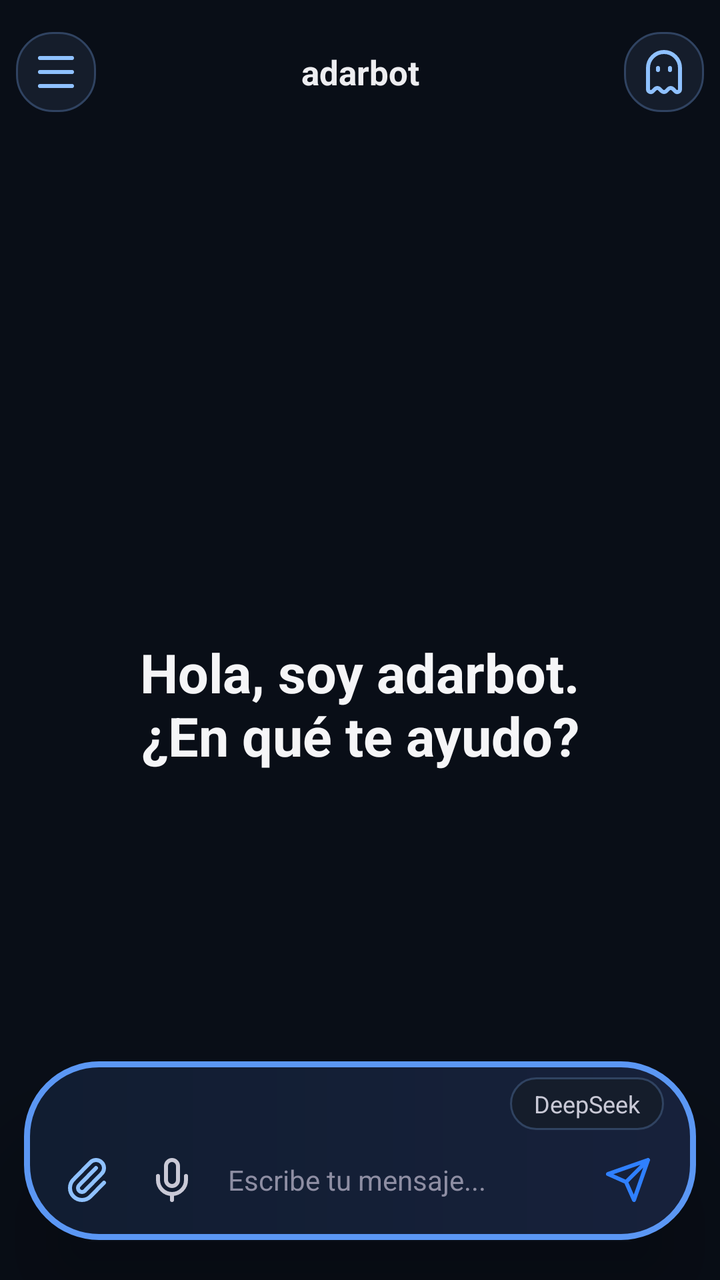
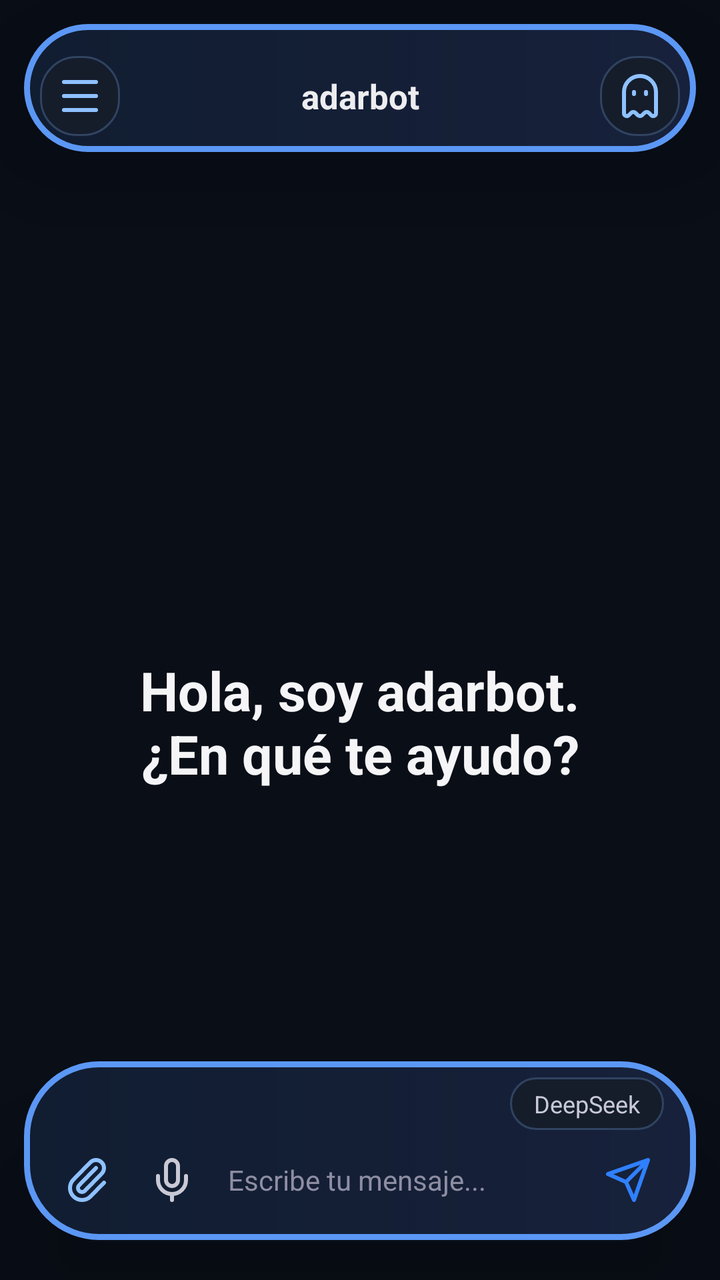

The first picture is an Android layout as it rendered before a commit; the second is the same layout after the commit. The layout source and the unified diff follow.
<!-- AndroidManifest.xml: activity theme Theme.NemotronVoiceIME -->
<!-- res/layout/activity_chat.xml -->
<?xml version="1.0" encoding="utf-8"?>
<FrameLayout xmlns:android="http://schemas.android.com/apk/res/android"
    android:layout_width="match_parent"
    android:layout_height="match_parent"
    android:background="#090E17">

    <LinearLayout
        android:layout_width="match_parent"
        android:layout_height="match_parent"
        android:orientation="vertical">

    <FrameLayout
        android:layout_width="match_parent"
        android:layout_height="wrap_content"
        android:paddingLeft="8dp"
        android:paddingTop="16dp"
        android:paddingRight="8dp"
        android:paddingBottom="8dp">

        <LinearLayout
            android:layout_width="wrap_content"
            android:layout_height="40dp"
            android:layout_gravity="start|center_vertical"
            android:gravity="center_vertical">
            <ImageButton
                android:id="@+id/btnMenuChat"
                android:layout_width="40dp"
                android:layout_height="40dp"
                android:background="@drawable/bg_chip"
                android:contentDescription="Abrir menú de chats"
                android:padding="8dp"
                android:src="@drawable/ic_menu"
                android:tint="#8FC1FF" />
            <ImageButton
                android:id="@+id/btnBack"
                android:layout_width="40dp"
                android:layout_height="40dp"
                android:background="?attr/selectableItemBackgroundBorderless"
                android:contentDescription="Volver"
                android:padding="8dp"
                android:src="@drawable/ic_back"
                android:tint="#EDEDF0"
                android:visibility="gone" />
            <View
                android:id="@+id/connectionDot"
                android:layout_width="8dp"
                android:layout_height="8dp"
                android:layout_gravity="center_vertical"
                android:layout_marginLeft="8dp"
                android:layout_marginRight="3dp"
                android:translationX="56dp"
                android:background="@drawable/bg_connection_offline" />
        </LinearLayout>

        <TextView
            android:id="@+id/convTitle"
            android:layout_width="220dp"
            android:layout_height="wrap_content"
            android:layout_gravity="center"
            android:ellipsize="end"
            android:gravity="center"
            android:maxLines="1"
            android:text="adarbot"
            android:textColor="#EDEDF0"
            android:textSize="17sp"
            android:textStyle="bold" />

        <LinearLayout
            android:layout_width="wrap_content"
            android:layout_height="40dp"
            android:layout_gravity="end|center_vertical"
            android:gravity="center_vertical">
            <ImageButton
                android:id="@+id/btnIncognitoHome"
                android:layout_width="40dp"
                android:layout_height="40dp"
                android:layout_marginLeft="4dp"
                android:background="@drawable/bg_chip"
                android:contentDescription="Nuevo chat incógnito"
                android:padding="9dp"
                android:src="@drawable/ic_ghost"
                android:tint="#8FC1FF" />
            <ImageButton
                android:id="@+id/btnDelete"
                android:layout_width="40dp"
                android:layout_height="40dp"
                android:background="?attr/selectableItemBackgroundBorderless"
                android:contentDescription="Eliminar conversacion"
                android:padding="10dp"
                android:src="@drawable/ic_trash"
                android:tint="#5A5A6E"
                android:visibility="gone" />
        </LinearLayout>
    </FrameLayout>

    <FrameLayout
        android:layout_width="match_parent"
        android:layout_height="0dp"
        android:layout_weight="1">
        <androidx.recyclerview.widget.RecyclerView
            android:id="@+id/recyclerMessages"
            android:layout_width="match_parent"
            android:layout_height="match_parent"
            android:clipToPadding="false"
            android:paddingBottom="112dp" />
        <TextView
            android:id="@+id/welcomeView"
            android:layout_width="match_parent"
            android:layout_height="wrap_content"
            android:layout_gravity="center"
            android:gravity="center"
            android:text="Hola, soy adarbot.\n¿En qué te ayudo?"
            android:textColor="#F5F5F7"
            android:textSize="27sp"
            android:textStyle="bold" />
    </FrameLayout>

    </LinearLayout>

    <FrameLayout
        android:id="@+id/chatAttachmentPreview"
        android:layout_width="match_parent"
        android:layout_height="96dp"
        android:layout_gravity="bottom|center_horizontal"
        android:layout_marginLeft="22dp"
        android:layout_marginRight="22dp"
        android:layout_marginBottom="112dp"
        android:padding="4dp"
        android:background="@drawable/bg_float_bar"
        android:elevation="24dp"
        android:visibility="gone">
        <ImageView
            android:id="@+id/chatAttachmentImage"
            android:layout_width="match_parent"
            android:layout_height="match_parent"
            android:contentDescription="Vista previa del adjunto"
            android:scaleType="centerCrop" />
        <ImageButton
            android:id="@+id/chatAttachmentRemove"
            android:layout_width="32dp"
            android:layout_height="32dp"
            android:layout_gravity="top|end"
            android:layout_margin="6dp"
            android:background="@drawable/bg_assist_icon"
            android:contentDescription="Quitar adjunto"
            android:padding="7dp"
            android:src="@drawable/ic_close"
            android:tint="#FFFFFF" />
    </FrameLayout>

    
    <LinearLayout
        android:layout_width="match_parent"
        android:layout_height="wrap_content"
        android:layout_gravity="bottom"
        android:layout_marginLeft="12dp"
        android:layout_marginRight="12dp"
        android:layout_marginTop="14dp"
        android:layout_marginBottom="20dp"
        android:background="@drawable/bg_float_bar"
        android:elevation="24dp"
        android:translationZ="8dp"
        android:gravity="end"
        android:orientation="vertical"
        android:paddingLeft="12dp"
        android:paddingTop="8dp"
        android:paddingRight="12dp"
        android:paddingBottom="8dp">

        <TextView
            android:id="@+id/modelChip"
            android:layout_width="wrap_content"
            android:layout_height="wrap_content"
            android:layout_marginRight="4dp"
            android:layout_marginBottom="3dp"
            android:background="@drawable/bg_chip"
            android:paddingLeft="12dp"
            android:paddingTop="5dp"
            android:paddingRight="12dp"
            android:paddingBottom="5dp"
            android:text="DeepSeek"
            android:textColor="#C9C9D6"
            android:textSize="12sp" />

        <LinearLayout
            android:layout_width="match_parent"
            android:layout_height="wrap_content"
            android:gravity="center_vertical"
            android:orientation="horizontal">

        <ImageButton
            android:id="@+id/btnAttach"
            android:layout_width="40dp"
            android:layout_height="44dp"
            android:background="@android:color/transparent"
            android:contentDescription="Adjuntar"
            android:padding="9dp"
            android:src="@drawable/ic_attach"
            android:tint="#8FC1FF" />

        <ImageButton
            android:id="@+id/btnMic"
            android:layout_width="44dp"
            android:layout_height="44dp"
            android:background="@android:color/transparent"
            android:contentDescription="Escribir por voz"
            android:padding="10dp"
            android:src="@drawable/ic_mic"
            android:tint="#C9C9D6" />

        <EditText
            android:id="@+id/inputField"
            android:layout_width="0dp"
            android:layout_height="44dp"
            android:layout_weight="1"
            android:layout_marginLeft="0dp"
            android:layout_marginRight="2dp"
            android:background="@android:color/transparent"
            android:hint="Escribe tu mensaje..."
            android:imeOptions="actionSend"
            android:importantForAutofill="no"
            android:inputType="text"
            android:maxLines="1"
            android:paddingLeft="6dp"
            android:paddingRight="6dp"
            android:textColor="#EDEDF0"
            android:textColorHint="#8E8EA3"
            android:textSize="14sp" />

        <ImageButton
            android:id="@+id/btnSend"
            android:layout_width="44dp"
            android:layout_height="44dp"
            android:background="@android:color/transparent"
            android:contentDescription="Enviar"
            android:padding="10dp"
            android:src="@drawable/ic_send"
            android:tint="#2F80FF" />
        </LinearLayout>
    </LinearLayout>
</FrameLayout>
<!-- resources referenced by this layout -->
<resources>
  <!-- drawable bg_chip (drawable) -->
  <shape xmlns:android="http://schemas.android.com/apk/res/android"
      android:shape="rectangle">
      <solid android:color="#151D2B" />
      <stroke android:width="1dp" android:color="#304361" />
      <corners android:radius="18dp" />
  </shape>
  <!-- drawable bg_connection_offline (drawable) -->
  <shape xmlns:android="http://schemas.android.com/apk/res/android" android:shape="oval"><solid android:color="#F06065" /></shape>
  <!-- drawable bg_float_bar (drawable) -->
  <shape xmlns:android="http://schemas.android.com/apk/res/android" android:shape="rectangle">
      <gradient android:angle="0" android:startColor="#111D31" android:endColor="#17213B" />
      <stroke android:width="3dp" android:color="#5B97F4" />
      <corners android:radius="36dp" />
  </shape>
  <!-- drawable ic_attach (drawable) -->
  <vector xmlns:android="http://schemas.android.com/apk/res/android" android:width="24dp" android:height="24dp" android:viewportWidth="24" android:viewportHeight="24">
      <path android:fillColor="#00000000" android:strokeColor="#FFFFFFFF" android:strokeWidth="2" android:strokeLineCap="round" android:strokeLineJoin="round" android:pathData="M16,6L7.59,14.59A2,2 0,0 0,10.42,17.42L18.83,8.83A4,4 0,1 0,13.17,3.17L4.79,11.72A6,6 0,1 0,13.28,20.2L20,13.35" />
  </vector>
  <!-- drawable ic_back (drawable) -->
  <vector xmlns:android="http://schemas.android.com/apk/res/android" android:width="24dp" android:height="24dp" android:viewportWidth="24" android:viewportHeight="24">
      <path android:fillColor="#00000000" android:strokeColor="#FFFFFFFF" android:strokeWidth="2" android:strokeLineCap="round" android:strokeLineJoin="round" android:pathData="M12,19L5,12L12,5M19,12L5,12" />
  </vector>
  <!-- drawable ic_close (drawable) -->
  <vector xmlns:android="http://schemas.android.com/apk/res/android" android:width="24dp" android:height="24dp" android:viewportWidth="24" android:viewportHeight="24">
      <path android:fillColor="#00000000" android:strokeColor="#FFFFFFFF" android:strokeWidth="2" android:strokeLineCap="round" android:pathData="M18,6L6,18M6,6L18,18" />
  </vector>
  <!-- drawable ic_menu (drawable) -->
  <vector xmlns:android="http://schemas.android.com/apk/res/android" android:width="24dp" android:height="24dp" android:viewportWidth="24" android:viewportHeight="24">
      <path android:fillColor="#00000000" android:strokeColor="#FFFFFFFF" android:strokeWidth="2" android:strokeLineCap="round" android:pathData="M4,5L20,5M4,12L20,12M4,19L20,19" />
  </vector>
  <!-- drawable ic_mic (drawable) -->
  <vector xmlns:android="http://schemas.android.com/apk/res/android" android:width="24dp" android:height="24dp" android:viewportWidth="24" android:viewportHeight="24">
      <path android:fillColor="#00000000" android:strokeColor="#FFFFFFFF" android:strokeWidth="2" android:strokeLineCap="round" android:strokeLineJoin="round" android:pathData="M12,19L12,22M19,10L19,12A7,7 0,0 1,5,12L5,10M9,5A3,3 0,0 1,15,5L15,12A3,3 0,0 1,9,12Z" />
  </vector>
  <!-- drawable ic_send (drawable) -->
  <vector xmlns:android="http://schemas.android.com/apk/res/android" android:width="24dp" android:height="24dp" android:viewportWidth="24" android:viewportHeight="24">
      <path android:fillColor="#00000000" android:strokeColor="#FFFFFFFF" android:strokeWidth="2" android:strokeLineCap="round" android:strokeLineJoin="round" android:pathData="M22,2L11,13M22,2L15,22L11,13L2,9Z" />
  </vector>
  <style name="Theme.NemotronVoiceIME" parent="Theme.Material3.DayNight.NoActionBar">
          <item name="colorPrimary">@color/accent</item>
          <item name="colorPrimaryVariant">@color/accent_dark</item>
          <item name="colorOnPrimary">@color/text_light</item>
          <item name="android:statusBarColor">@color/bg_primary</item>
      </style>
  <color name="accent">#76B900</color>
  <color name="accent_dark">#5A8C00</color>
  <color name="text_light">#FFFFFF</color>
  <color name="bg_primary">#1A1A2E</color>
  <!-- unchanged entries left out for length: 3 -->
</resources>

<!-- the commit's change to res/layout/activity_chat.xml (unified diff, before → after) -->
@@ -12,6 +12,13 @@
     <FrameLayout
         android:layout_width="match_parent"
         android:layout_height="wrap_content"
+        android:layout_marginLeft="12dp"
+        android:layout_marginTop="12dp"
+        android:layout_marginRight="12dp"
+        android:layout_marginBottom="6dp"
+        android:background="@drawable/bg_float_bar"
+        android:elevation="24dp"
+        android:translationZ="8dp"
         android:paddingLeft="8dp"
         android:paddingTop="16dp"
         android:paddingRight="8dp"
